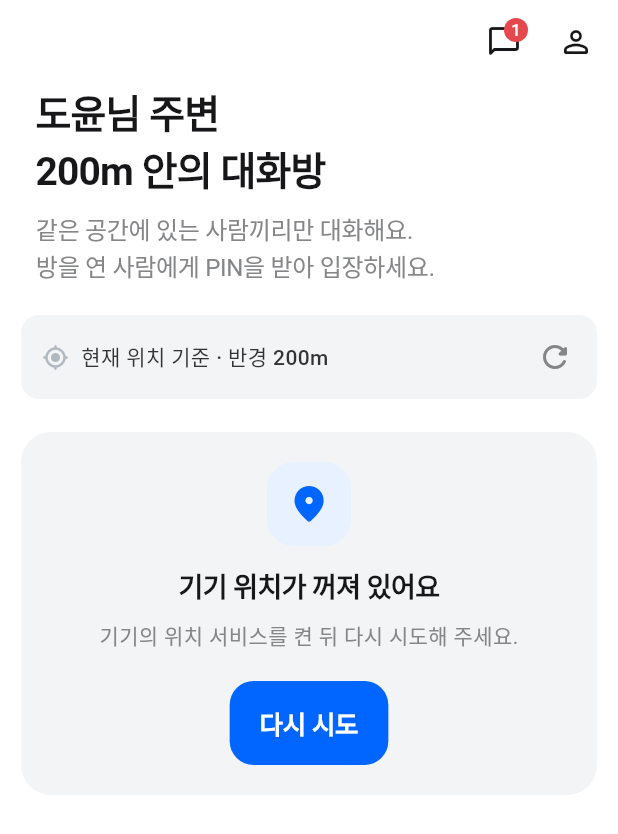
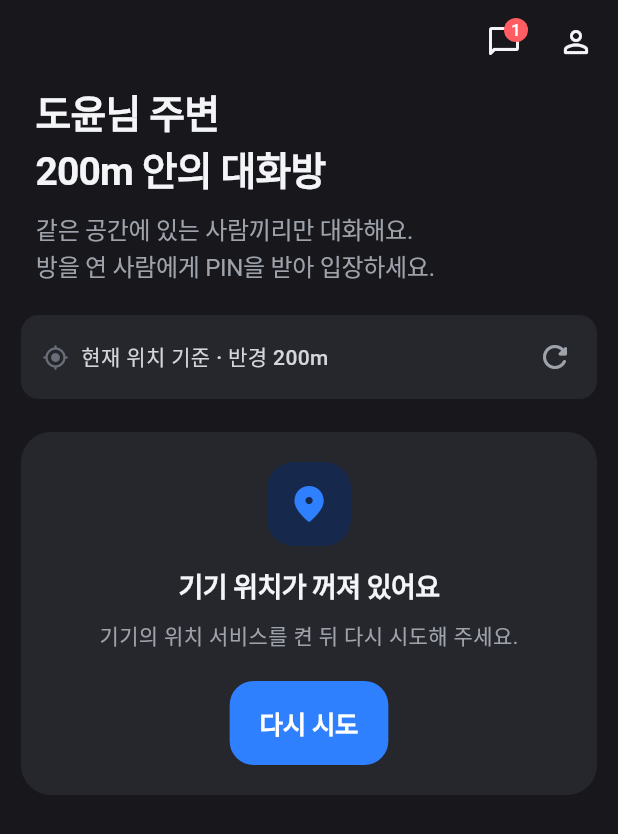
Before and after one commit to charlieoppa86/bind, a Flutter app: the screen it shows after launch, after a tap on an icon or button, on a phone screen of 412 x 824 dp. Shown: the top 834 px of the screen. Run offline on Flutter 3.47's test engine with Material 3 defaults, Android fonts, the phone set to English and light mode, and no system bars; our stand-ins replace cloud_firestore, firebase_core, flutter_riverpod, geolocator, go_router, material_ui; accounts and stored records are empty; Roboto replaces fonts that are missing (Pretendard).

Commit message:
feat: 다크 모드 기본 적용
- AppColors 값을 다크 팔레트로 교체(역할 이름 유지), elevated·shadow 토큰 추가
- primary를 어두운 배경에서 읽히는 #2F80FF로 조정
- heading을 배경으로 쓰던 곳(알림 배너, 내 주제 카드, 말풍선, Apple·체크아웃 버튼) 수정
- 상태바·내비게이션 바 밝은 아이콘, Android 시작 화면 어둡게
- DESIGN.md·CLAUDE.md·README에 다크 모드 규칙 기록

Co-Authored-By: Claude Opus 5.5 <noreply@anthropic.com>

```diff
--- a/lib/app/app.dart
+++ b/lib/app/app.dart
@@ -14,16 +14,19 @@ class BindApp extends ConsumerWidget {
     return MaterialApp.router(
       title: 'BIND',
       debugShowCheckedModeBanner: false,
-      theme: AppTheme.light,
-      themeMode: ThemeMode.light,
+      theme: AppTheme.dark,
+      darkTheme: AppTheme.dark,
+      themeMode: ThemeMode.dark,
       routerConfig: router,
       locale: const Locale('ko', 'KR'),
       supportedLocales: const [Locale('ko', 'KR')],
       localizationsDelegates: GlobalMaterialLocalizations.delegates,
       // 신청 도착·수락·만료·체류 종료 등 앱 안 알림.
       // TODO(fcm): 앱이 닫혀 있을 때는 FCM 푸시 → 같은 경로로 딥링크
-      builder: (context, child) =>
-          NoticeBannerHost(onOpen: router.go, child: child!),
+      builder: (context, child) => AnnotatedRegion(
+        value: AppTheme.systemOverlay,
+        child: NoticeBannerHost(onOpen: router.go, child: child!),
+      ),
     );
   }
 }
--- a/lib/app/theme/app_colors.dart
+++ b/lib/app/theme/app_colors.dart
@@ -1,47 +1,65 @@
 import 'package:material_ui/material_ui.dart';
 
-/// docs/DESIGN.md `colors` 토큰.
-/// `#0066ff`(primary)는 행동·선택 의미에만 쓴다.
+/// 앱 색 토큰 — **다크 모드 기본** (2026-11-16).
+///
+/// 이름(역할)은 docs/DESIGN.md를 따르고 값만 어두운 배경용으로 바꿨다.
+/// 라이트 값은 DESIGN.md의 `colors`에 남아 있다.
+/// primary는 행동·선택 의미에만 쓴다. 어두운 배경에서 글자로 쓸 때 읽히도록
+/// DESIGN.md의 #0066ff보다 밝은 값을 쓴다.
 abstract final class AppColors {
-  static const primary = Color(0xFF0066FF);
+  static const primary = Color(0xFF2F80FF);
   static const onPrimary = Color(0xFFFFFFFF);
-  static const canvas = Color(0xFFFFFFFF);
-  static const heading = Color(0xFF171719);
-  static const body = Color(0xFF333333);
-  static const secondary = Color(0xFF858688);
-  static const subtleSurface = Color(0xFFF8F8F8);
-  static const hairline = Color(0xFFE8E9EA);
 
-  // ── BIND 확장 토큰 (토스류 앱 패턴 참고, 2026-11-15) ──
-  /// 그룹 화면 배경. 흰 카드를 올려 섹션을 나눈다.
-  static const groupedBackground = Color(0xFFF2F4F6);
+  /// 화면·카드 바탕
+  static const canvas = Color(0xFF17171C);
+
+  /// 제목·주요 글자
+  static const heading = Color(0xFFF4F5F7);
+
+  /// 본문 글자
+  static const body = Color(0xFFD4D6DB);
+
+  /// 보조 글자(메타데이터)
+  static const secondary = Color(0xFF9EA2AB);
+  static const subtleSurface = Color(0xFF1F1F25);
+  static const hairline = Color(0xFF2E2E36);
+
+  // ── BIND 확장 토큰 (토스류 앱 패턴 참고) ──
+  /// 그룹 화면 배경. 카드([canvas])보다 한 단계 어둡다.
+  static const groupedBackground = Color(0xFF0E0E12);
 
   /// 입력칸·보조 버튼·칩의 채움색(테두리 대신 면으로 구분)
-  static const fill = Color(0xFFF2F4F6);
+  static const fill = Color(0xFF26262D);
+
+  /// 떠 있는 면: 알림 배너, 내 주제 카드, 스낵바처럼 바탕보다 밝게 띄울 것
+  static const elevated = Color(0xFF2C2C34);
 
   /// 선택 상태의 옅은 배경(선택 의미일 때만)
-  static const primarySoft = Color(0xFFE8F1FF);
+  static const primarySoft = Color(0xFF16294D);
 
   /// 비활성·플레이스홀더 텍스트
-  static const tertiary = Color(0xFFB0B8C1);
+  static const tertiary = Color(0xFF6A6E78);
+
+  /// 그림자(어두운 배경에서도 검정)
+  static const shadow = Color(0xFF000000);
 
   /// 닉네임 아바타 (배경, 글자) 쌍. 사진 대신 목록에서 사람을 구분하는 용도.
   static const avatarTints = <(Color, Color)>[
-    (Color(0xFFE8F1FF), Color(0xFF1B64DA)),
-    (Color(0xFFE5F7EE), Color(0xFF0E8A4F)),
-    (Color(0xFFFFF1E0), Color(0xFFC2620A)),
-    (Color(0xFFF3EBFF), Color(0xFF7B3FE4)),
-    (Color(0xFFFFE9EE), Color(0xFFD22A55)),
-    (Color(0xFFE6F6F8), Color(0xFF0B8494)),
+    (Color(0xFF1A2B4D), Color(0xFF7FB0FF)),
+    (Color(0xFF143326), Color(0xFF5FD39A)),
+    (Color(0xFF3A2A14), Color(0xFFFFB566)),
+    (Color(0xFF2D2145), Color(0xFFB896FF)),
+    (Color(0xFF3D1A25), Color(0xFFFF7FA0)),
+    (Color(0xFF123236), Color(0xFF5FD0DC)),
   ];
 
-  /// 컨트롤 경계선: rgba(112,115,124,0.16) 1px inset.
-  static const controlBorder = Color(0x2970737C);
+  /// 컨트롤 경계선
+  static const controlBorder = Color(0x29FFFFFF);
 
-  /// 눌림/호버 state layer 색(#171719 + 낮은 opacity).
+  /// 눌림/호버 state layer 색. 어두운 바탕에서는 밝게 덮는다.
   static const stateLayer = heading;
 
   /// DESIGN.md에 시맨틱 에러 색은 정의돼 있지 않다.
   /// 폼 검증·신고 등 최소한의 오류 표시용으로만 임시 사용한다.
-  static const error = Color(0xFFE5484D);
+  static const error = Color(0xFFFF5D62);
 }
--- a/lib/app/theme/app_theme.dart
+++ b/lib/app/theme/app_theme.dart
@@ -1,18 +1,28 @@
+import 'package:flutter/services.dart';
 import 'package:material_ui/material_ui.dart';
 
 import 'app_colors.dart';
 import 'app_spacing.dart';
 import 'app_typography.dart';
 
-/// 앱 테마.
+/// 앱 테마. 기본은 다크 모드다.
 ///
 /// 색·글꼴은 docs/DESIGN.md 토큰을 따르고, 컨트롤 모양은 토스류 모바일 앱 패턴을 참고했다.
 /// - 테두리 대신 회색 면(fill)으로 입력칸·보조 버튼·칩을 구분한다.
 /// - 큰 CTA는 56px, 라운드 16. 바텀시트 상단 라운드 24.
 /// - 눌림은 #171719 state layer(+ 위젯 단의 살짝 줄어드는 스케일)로 표현한다.
 abstract final class AppTheme {
-  static ThemeData get light {
-    const colorScheme = ColorScheme.light(
+  /// 상태바·내비게이션 바: 어두운 바탕 + 밝은 아이콘
+  static const systemOverlay = SystemUiOverlayStyle(
+    statusBarColor: Colors.transparent,
+    statusBarIconBrightness: Brightness.light,
+    statusBarBrightness: Brightness.dark,
+    systemNavigationBarColor: AppColors.canvas,
+    systemNavigationBarIconBrightness: Brightness.light,
+  );
+
+  static ThemeData get dark {
+    const colorScheme = ColorScheme.dark(
       primary: AppColors.primary,
       onPrimary: AppColors.onPrimary,
       surface: AppColors.canvas,
@@ -48,6 +58,7 @@ abstract final class AppTheme {
 
     return ThemeData(
       useMaterial3: true,
+      brightness: Brightness.dark,
       colorScheme: colorScheme,
       fontFamily: AppTypography.fontFamily,
       textTheme: AppTypography.textTheme,
@@ -61,6 +72,7 @@ abstract final class AppTheme {
         scrolledUnderElevation: 0,
         centerTitle: true,
         titleTextStyle: AppTypography.supportingTitle,
+        systemOverlayStyle: systemOverlay,
       ),
       dividerTheme: const DividerThemeData(
         color: AppColors.hairline,
@@ -231,10 +243,10 @@ abstract final class AppTheme {
         ),
       ),
       popupMenuTheme: PopupMenuThemeData(
-        color: AppColors.canvas,
         surfaceTintColor: Colors.transparent,
+        color: AppColors.elevated,
         elevation: 4,
-        shadowColor: AppColors.heading.withValues(alpha: 0.2),
+        shadowColor: AppColors.shadow.withValues(alpha: 0.5),
         textStyle: AppTypography.bodyLarge.copyWith(color: AppColors.heading),
         shape: const RoundedRectangleBorder(
           borderRadius: BorderRadius.all(Radius.circular(AppRadius.menu)),
@@ -304,7 +316,8 @@ abstract final class AppTheme {
       ),
       snackBarTheme: SnackBarThemeData(
         behavior: SnackBarBehavior.floating,
-        backgroundColor: AppColors.body,
+        backgroundColor: AppColors.elevated,
+        actionTextColor: AppColors.primary,
         elevation: 0,
         insetPadding: const EdgeInsets.fromLTRB(
           AppSpacing.md,
@@ -313,7 +326,7 @@ abstract final class AppTheme {
           AppSpacing.md,
         ),
         contentTextStyle: AppTypography.body.copyWith(
-          color: AppColors.onPrimary,
+          color: AppColors.heading,
           fontWeight: FontWeight.w500,
         ),
         shape: const RoundedRectangleBorder(
--- a/lib/core/notice/notice_banner.dart
+++ b/lib/core/notice/notice_banner.dart
@@ -76,8 +76,9 @@ class _NoticeBannerHostState extends ConsumerState<NoticeBannerHost> {
                     if ((d.primaryVelocity ?? 0) < 0) _hide();
                   },
                   child: Material(
-                    color: AppColors.heading,
-                    elevation: 0,
+                    color: AppColors.elevated,
+                    elevation: 6,
+                    shadowColor: AppColors.shadow,
                     borderRadius: BorderRadius.circular(AppRadius.menu),
                     child: InkWell(
                       borderRadius: BorderRadius.circular(AppRadius.menu),
@@ -93,7 +94,7 @@ class _NoticeBannerHostState extends ConsumerState<NoticeBannerHost> {
                           children: [
                             const Icon(
                               Icons.notifications_none_rounded,
-                              color: AppColors.onPrimary,
+                              color: AppColors.primary,
                               size: 20,
                             ),
                             const SizedBox(width: AppSpacing.sm),
@@ -101,7 +102,7 @@ class _NoticeBannerHostState extends ConsumerState<NoticeBannerHost> {
                               child: Text(
                                 notice.message,
                                 style: AppTypography.body.copyWith(
-                                  color: AppColors.onPrimary,
+                                  color: AppColors.heading,
                                 ),
                                 maxLines: 2,
                                 overflow: TextOverflow.ellipsis,
@@ -112,7 +113,7 @@ class _NoticeBannerHostState extends ConsumerState<NoticeBannerHost> {
                               Text(
                                 notice.actionLabel ?? '보기',
                                 style: AppTypography.body.copyWith(
-                                  color: AppColors.onPrimary,
+                                  color: AppColors.primary,
                                   fontWeight: FontWeight.w600,
                                 ),
                               ),
--- a/lib/core/widgets/app_widgets.dart
+++ b/lib/core/widgets/app_widgets.dart
@@ -485,7 +485,7 @@ class StatusPill extends StatelessWidget {
     final (bg, fg) = switch (tone) {
       PillTone.neutral => (AppColors.fill, AppColors.body),
       PillTone.active => (AppColors.primarySoft, AppColors.primary),
-      PillTone.strong => (AppColors.heading, AppColors.onPrimary),
+      PillTone.strong => (AppColors.heading, AppColors.canvas),
       PillTone.muted => (AppColors.fill, AppColors.tertiary),
     };
     return Container(
--- a/lib/features/auth/presentation/login_screen.dart
+++ b/lib/features/auth/presentation/login_screen.dart
@@ -64,6 +64,7 @@ class _LoginScreenState extends ConsumerState<LoginScreen> {
                       onPressed: _loading ? null : _signIn,
                       style: FilledButton.styleFrom(
                         backgroundColor: AppColors.heading,
+                        foregroundColor: AppColors.canvas,
                       ),
                       icon: const Icon(Icons.apple, size: 22),
                       label: const Text('Apple로 계속하기'),
@@ -129,7 +130,7 @@ class _GoogleLabel extends StatelessWidget {
           height: 24,
           alignment: Alignment.center,
           decoration: const BoxDecoration(
-            color: AppColors.canvas,
+            color: AppColors.onPrimary,
             shape: BoxShape.circle,
           ),
           child: Text(
@@ -174,11 +175,11 @@ class _CardPreview extends StatelessWidget {
                   child: Container(
                     padding: const EdgeInsets.all(AppSpacing.md),
                     decoration: BoxDecoration(
-                      color: AppColors.canvas,
+                      color: AppColors.elevated,
                       borderRadius: BorderRadius.circular(AppRadius.section),
                       boxShadow: [
                         BoxShadow(
-                          color: AppColors.heading.withValues(alpha: 0.08),
+                          color: AppColors.shadow.withValues(alpha: 0.35),
                           blurRadius: 24,
                           offset: const Offset(0, 8),
                         ),
--- a/lib/features/chat/presentation/chat_room_screen.dart
+++ b/lib/features/chat/presentation/chat_room_screen.dart
@@ -261,7 +261,7 @@ class _Bubble extends StatelessWidget {
           vertical: 10,
         ),
         decoration: BoxDecoration(
-          color: mine ? AppColors.heading : AppColors.fill,
+          color: mine ? AppColors.primary : AppColors.fill,
           borderRadius: BorderRadius.only(
             topLeft: const Radius.circular(AppRadius.menu),
             topRight: const Radius.circular(AppRadius.menu),
--- a/lib/features/spot/presentation/my_checkin_screen.dart
+++ b/lib/features/spot/presentation/my_checkin_screen.dart
@@ -239,7 +239,10 @@ class MyCheckinScreen extends ConsumerWidget {
             background: AppColors.groupedBackground,
             child: FilledButton(
               onPressed: () => _checkOut(context, ref),
-              style: FilledButton.styleFrom(backgroundColor: AppColors.heading),
+              style: FilledButton.styleFrom(
+                backgroundColor: AppColors.heading,
+                foregroundColor: AppColors.canvas,
+              ),
               child: const Text('체크아웃'),
             ),
           ),
--- a/lib/features/spot/presentation/spot_feed_screen.dart
+++ b/lib/features/spot/presentation/spot_feed_screen.dart
@@ -315,7 +315,7 @@ class _MyCard extends StatelessWidget {
       ),
       child: Pressable(
         onTap: () => context.push(Routes.spotMe),
-        color: AppColors.heading,
+        color: AppColors.elevated,
         child: Padding(
           padding: const EdgeInsets.fromLTRB(
             AppSpacing.lg,
@@ -332,7 +332,7 @@ class _MyCard extends StatelessWidget {
                     Text(
                       cards.length > 1 ? '내 주제 ${cards.length}개' : '내 주제',
                       style: AppTypography.caption.copyWith(
-                        color: AppColors.tertiary,
+                        color: AppColors.secondary,
                       ),
                     ),
                     const SizedBox(height: 4),
@@ -340,7 +340,7 @@ class _MyCard extends StatelessWidget {
                       Text(
                         c.topic,
                         style: AppTypography.subtitle.copyWith(
-                          color: AppColors.onPrimary,
+                          color: AppColors.heading,
                         ),
                         overflow: TextOverflow.ellipsis,
                       ),
@@ -354,7 +354,7 @@ class _MyCard extends StatelessWidget {
                   Text(
                     TimeFormat.remaining(left),
                     style: AppTypography.body.copyWith(
-                      color: AppColors.onPrimary,
+                      color: AppColors.heading,
                       fontWeight: FontWeight.w600,
                     ),
                   ),
@@ -362,14 +362,14 @@ class _MyCard extends StatelessWidget {
                   Text(
                     '체크인 관리',
                     style: AppTypography.caption.copyWith(
-                      color: AppColors.tertiary,
+                      color: AppColors.secondary,
                     ),
                   ),
                 ],
               ),
               const Icon(
                 Icons.chevron_right_rounded,
-                color: AppColors.tertiary,
+                color: AppColors.secondary,
               ),
             ],
           ),
```
Also changed, not shown: 8 other files.
